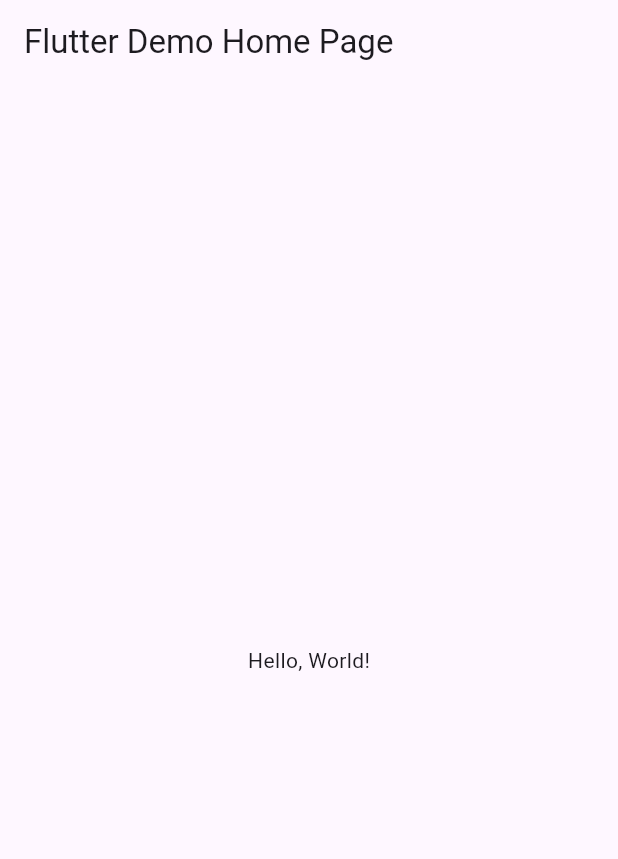
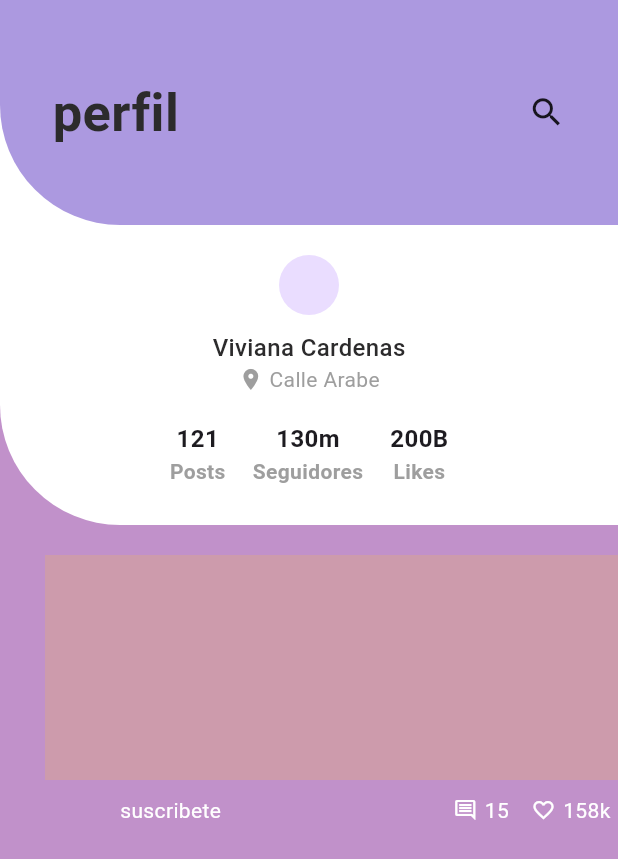
Before and after one commit to vivizsi/act9new, a Flutter app: the screen it shows after launch, on a phone screen of 412 x 824 dp. Shown: the top 859 px of the screen. Run offline on Flutter 3.47's test engine with Material 3 defaults, Android fonts, the phone set to English and light mode, and no system bars.

Commit message:
nuevo actualizado

```diff
--- /dev/null
+++ b/lib/SinglePost.dart
@@ -0,0 +1,10 @@
+import 'package:flutter/material.dart';
+
+class SinglePost extends StatelessWidget {
+  @override
+  Widget build(BuildContext context) {
+    return Column(
+      children: [],
+    );
+  }
+}
--- /dev/null
+++ b/lib/appBar.dart
@@ -0,0 +1,33 @@
+import 'package:cardenas0326/myStyle.dart';
+import 'package:flutter/material.dart';
+
+void main() {
+  runApp(MyAppBar());
+}
+
+class MyAppBar extends StatelessWidget {
+  @override
+  Widget build(BuildContext context) {
+    return Container(
+      padding: EdgeInsets.symmetric(horizontal: 35.0),
+      height: 150,
+      decoration: BoxDecoration(
+        color: Color(0xffac99e0),
+        borderRadius: BorderRadius.only(bottomLeft: Radius.circular(80.0)),
+      ),
+      child: Row(
+        mainAxisAlignment: MainAxisAlignment.spaceBetween,
+        children: [
+          Text(
+            "perfil",
+            style: titleText,
+          ),
+          Icon(
+            Icons.search,
+            size: 25.0,
+          )
+        ],
+      ),
+    );
+  }
+}
--- a/lib/main.dart
+++ b/lib/main.dart
@@ -1,41 +1,31 @@
+import 'package:cardenas0326/profile.dart';
 import 'package:flutter/material.dart';
+import 'package:cardenas0326/appBar.dart';
+import 'package:cardenas0326/post.dart';
 
-void main() => runApp(MyApp());
+void main() {
+  runApp(MyApp());
+}
 
 class MyApp extends StatelessWidget {
-  const MyApp({super.key});
-  // This widget is the root of your application.
   @override
   Widget build(BuildContext context) {
     return MaterialApp(
-      // Application name
-      title: 'Flutter Hello World',
-      // Application theme data, you can set the colors for the application as
-      // you want
-      theme: ThemeData(
-        // useMaterial3: false,
-        primarySwatch: Colors.blue,
-      ),
-      // A widget which will be started on application startup
-      home: MyHomePage(title: 'Flutter Demo Home Page'),
-    );
-  }
-}
-
-class MyHomePage extends StatelessWidget {
-  final String title;
-  const MyHomePage({super.key, required this.title});
-
-  @override
-  Widget build(BuildContext context) {
-    return Scaffold(
-      appBar: AppBar(
-        // The title text which will be shown on the action bar
-        title: Text(title),
-      ),
-      body: Center(
-        child: Text(
-          'Hello, World!',
+      debugShowCheckedModeBanner: false,
+      home: SafeArea(
+        child: Scaffold(
+          backgroundColor: Color(0xffc191ca),
+          body: ListView(
+            children: [
+              Stack(
+                children: [
+                  Mypost(),
+                  Profile(),
+                  MyAppBar(),
+                ],
+              ),
+            ],
+          ),
         ),
       ),
     );
--- /dev/null
+++ b/lib/myStyle.dart
@@ -0,0 +1,20 @@
+import 'package:flutter/material.dart';
+
+const Color mainColor = Color(0xff2c2b2c);
+
+const TextStyle titleText = TextStyle(
+  fontSize: 35.0,
+  fontWeight: FontWeight.w700,
+  color: mainColor,
+);
+
+const TextStyle heading4 = TextStyle(
+  fontSize: 16.0,
+  fontWeight: FontWeight.w500,
+  color: mainColor,
+);
+const TextStyle countText =
+    TextStyle(fontWeight: FontWeight.w700, fontSize: 16.0);
+const TextStyle followText =
+    TextStyle(fontWeight: FontWeight.w700, fontSize: 14.0, color: Colors.grey);
+const TextStyle postText = TextStyle(color: Colors.white, fontSize: 14.0);
--- /dev/null
+++ b/lib/post.dart
@@ -0,0 +1,72 @@
+import 'package:cardenas0326/myStyle.dart';
+import 'package:flutter/material.dart';
+
+class Mypost extends StatelessWidget {
+  @override
+  Widget build(BuildContext context) {
+    return Padding(
+      padding: const EdgeInsets.only(top: 370),
+      child: Column(
+        children: [
+          Container(
+            decoration: BoxDecoration(
+                color: Colors.pink,
+                borderRadius: BorderRadius.only(
+                    bottomLeft: Radius.circular(50.0),
+                    topLeft: Radius.circular(50.0))),
+            margin: EdgeInsets.only(left: 30.0),
+            height: 150,
+            width: double.infinity,
+            color: Color(0xffcd9bac),
+          ),
+          SizedBox(
+            height: 10.0,
+          ),
+          Container(
+            margin: EdgeInsets.only(left: 80.0, right: 5.0),
+            child: Row(
+              mainAxisAlignment: MainAxisAlignment.spaceBetween,
+              children: [
+                Text(
+                  "suscribete",
+                  style: postText,
+                ),
+                Row(
+                  children: [
+                    Icon(
+                      Icons.comment_outlined,
+                      size: 16.0,
+                      color: Colors.white,
+                    ),
+                    SizedBox(
+                      width: 5,
+                    ),
+                    Text(
+                      "15",
+                      style: postText,
+                    ),
+                    SizedBox(
+                      width: 15,
+                    ),
+                    Icon(
+                      Icons.favorite_border,
+                      size: 16.0,
+                      color: Colors.white,
+                    ),
+                    SizedBox(
+                      width: 5,
+                    ),
+                    Text(
+                      "158k",
+                      style: postText,
+                    ),
+                  ],
+                )
+              ],
+            ),
+          )
+        ],
+      ),
+    );
+  }
+}
--- /dev/null
+++ b/lib/profile.dart
@@ -0,0 +1,96 @@
+import 'package:cardenas0326/myStyle.dart';
+import 'package:flutter/material.dart';
+
+class Profile extends StatelessWidget {
+  @override
+  Widget build(BuildContext context) {
+    return Container(
+      padding: EdgeInsets.only(top: 170),
+      width: double.infinity,
+      height: 350,
+      decoration: BoxDecoration(
+        color: Colors.white,
+        borderRadius: BorderRadius.only(bottomLeft: Radius.circular(80.0)),
+      ),
+      child: Column(
+        children: [
+          CircleAvatar(),
+          SizedBox(height: 10),
+          Text(
+            "Viviana Cardenas",
+            style: heading4,
+          ),
+          Row(
+            mainAxisAlignment: MainAxisAlignment.center,
+            children: [
+              Icon(
+                Icons.location_on,
+                size: 16.8,
+                color: Colors.grey,
+              ),
+              SizedBox(width: 4), // Added space between icon and text
+              Text(
+                "Calle Arabe",
+                style: TextStyle(color: Colors.grey),
+              ),
+            ],
+          ),
+          SizedBox(
+              height: 18), // Corrected from width to height for proper spacing
+          Row(
+            mainAxisAlignment: MainAxisAlignment.center,
+            children: [
+              Column(
+                children: [
+                  Text(
+                    "121",
+                    style: TextStyle(
+                      fontWeight: FontWeight.w700,
+                      fontSize: 16.0,
+                    ),
+                  ),
+                  Text(
+                    "Posts",
+                    style: followText,
+                  ),
+                ],
+              ),
+              SizedBox(width: 18.0), // Added spacing between columns
+              Column(
+                children: [
+                  Text(
+                    "130m",
+                    style: TextStyle(
+                      fontWeight: FontWeight.w700,
+                      fontSize: 16.0,
+                    ),
+                  ),
+                  Text(
+                    "Seguidores",
+                    style: followText,
+                  ),
+                ],
+              ),
+              SizedBox(width: 18.0), // Added spacing between columns
+              Column(
+                children: [
+                  Text(
+                    "200B",
+                    style: TextStyle(
+                      fontWeight: FontWeight.w700,
+                      fontSize: 16.0,
+                    ),
+                  ),
+                  Text(
+                    "Likes",
+                    style: followText,
+                  ),
+                ],
+              ),
+            ],
+          ),
+        ],
+      ),
+    );
+  }
+}
```
